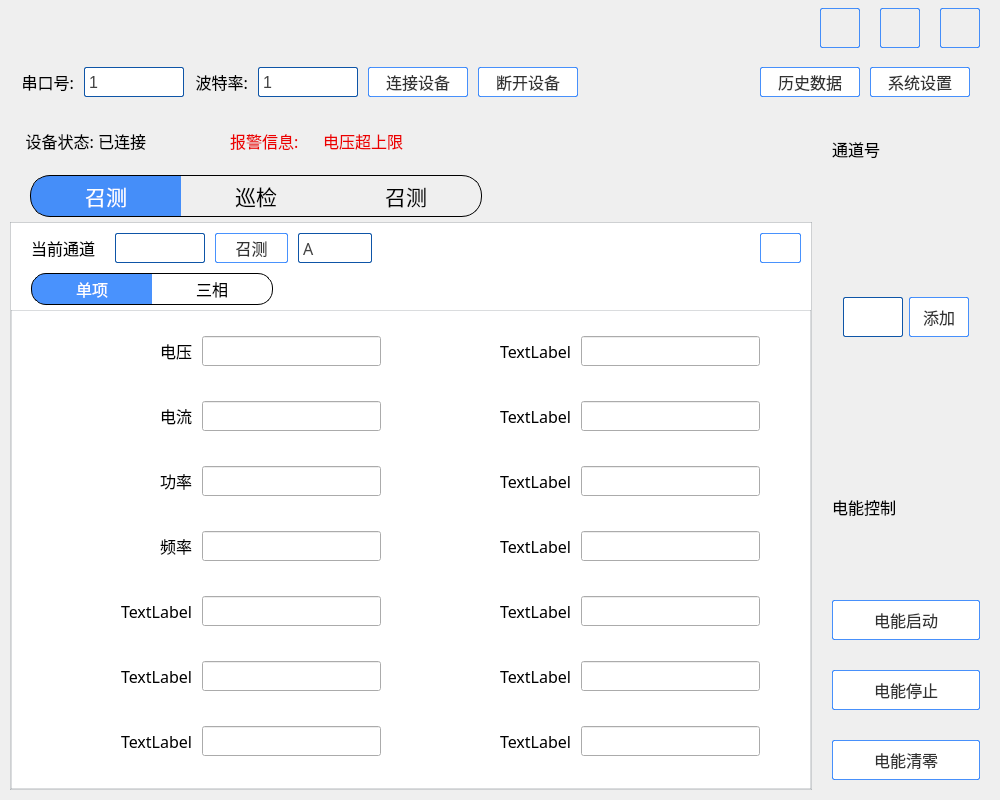
This is electric/mainwindow.ui in NewJerseyBB62/qt as Qt 5 draws it before an edit. The edited form follows.
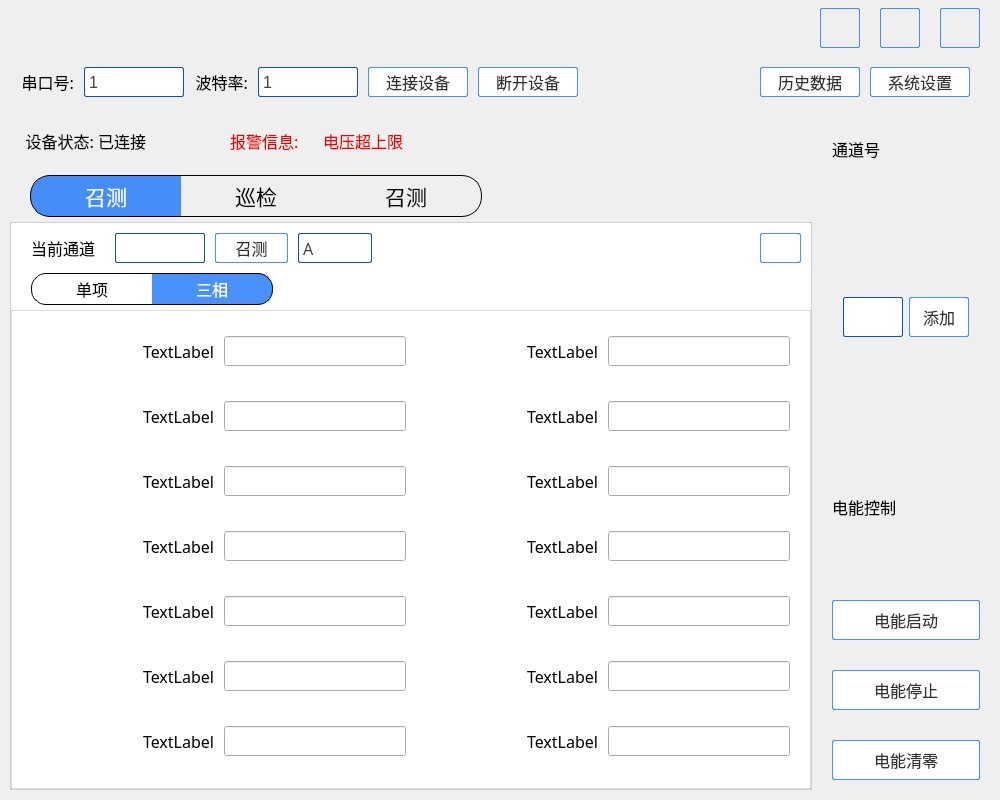
This is the edited form. The open tabs and pages were chosen to show the change. Icons and pictures are not drawn.

Patch:
```diff
--- a/electric/mainwindow.ui
+++ b/electric/mainwindow.ui
@@ -897,7 +897,7 @@
                    <property name="currentIndex">
                     <number>1</number>
                    </property>
-                   <widget class="QWidget" name="tab1">
+                   <widget class="QWidget" name="tab1_1">
                     <property name="font">
                      <font>
                       <family>微软雅黑</family>
@@ -909,15 +909,15 @@
                     <attribute name="title">
                      <string>单项</string>
                     </attribute>
-                    <layout class="QGridLayout" name="gridLayout" columnstretch="1,1,1,1" columnminimumwidth="1,1,1,1">
+                    <layout class="QGridLayout" name="gridLayout" columnstretch="0">
                      <property name="leftMargin">
-                      <number>0</number>
+                      <number>20</number>
                      </property>
                      <property name="topMargin">
                       <number>0</number>
                      </property>
                      <property name="rightMargin">
-                      <number>50</number>
+                      <number>20</number>
                      </property>
                      <property name="bottomMargin">
                       <number>0</number>
@@ -925,527 +925,9 @@
                      <property name="spacing">
                       <number>10</number>
                      </property>
-                     <item row="0" column="0">
-                      <widget class="QLabel" name="label_10">
-                       <property name="minimumSize">
-                        <size>
-                         <width>0</width>
-                         <height>30</height>
-                        </size>
-                       </property>
-                       <property name="font">
-                        <font>
-                         <family>黑体</family>
-                         <pointsize>-1</pointsize>
-                        </font>
-                       </property>
-                       <property name="text">
-                        <string>电压</string>
-                       </property>
-                       <property name="alignment">
-                        <set>Qt::AlignRight|Qt::AlignTrailing|Qt::AlignVCenter</set>
-                       </property>
-                      </widget>
-                     </item>
-                     <item row="0" column="1">
-                      <widget class="QLineEdit" name="lineEdit">
-                       <property name="minimumSize">
-                        <size>
-                         <width>0</width>
-                         <height>30</height>
-                        </size>
-                       </property>
-                       <property name="font">
-                        <font>
-                         <family>黑体</family>
-                        </font>
-                       </property>
-                      </widget>
-                     </item>
-                     <item row="0" column="2">
-                      <widget class="QLabel" name="label_17">
-                       <property name="minimumSize">
-                        <size>
-                         <width>0</width>
-                         <height>30</height>
-                        </size>
-                       </property>
-                       <property name="font">
-                        <font>
-                         <family>黑体</family>
-                         <pointsize>-1</pointsize>
-                        </font>
-                       </property>
-                       <property name="text">
-                        <string>TextLabel</string>
-                       </property>
-                       <property name="alignment">
-                        <set>Qt::AlignRight|Qt::AlignTrailing|Qt::AlignVCenter</set>
-                       </property>
-                      </widget>
-                     </item>
-                     <item row="0" column="3">
-                      <widget class="QLineEdit" name="lineEdit_11">
-                       <property name="minimumSize">
-                        <size>
-                         <width>0</width>
-                         <height>30</height>
-                        </size>
-                       </property>
-                       <property name="font">
-                        <font>
-                         <family>黑体</family>
-                        </font>
-                       </property>
-                      </widget>
-                     </item>
-                     <item row="1" column="0">
-                      <widget class="QLabel" name="label_11">
-                       <property name="minimumSize">
-                        <size>
-                         <width>0</width>
-                         <height>30</height>
-                        </size>
-                       </property>
-                       <property name="font">
-                        <font>
-                         <family>黑体</family>
-                         <pointsize>-1</pointsize>
-                        </font>
-                       </property>
-                       <property name="text">
-                        <string>电流</string>
-                       </property>
-                       <property name="alignment">
-                        <set>Qt::AlignRight|Qt::AlignTrailing|Qt::AlignVCenter</set>
-                       </property>
-                      </widget>
-                     </item>
-                     <item row="1" column="1">
-                      <widget class="QLineEdit" name="lineEdit_2">
-                       <property name="minimumSize">
-                        <size>
-                         <width>0</width>
-                         <height>30</height>
-                        </size>
-                       </property>
-                       <property name="font">
-                        <font>
-                         <family>黑体</family>
-                        </font>
-                       </property>
-                      </widget>
-                     </item>
-                     <item row="1" column="2">
-                      <widget class="QLabel" name="label_20">
-                       <property name="minimumSize">
-                        <size>
-                         <width>0</width>
-                         <height>30</height>
-                        </size>
-                       </property>
-                       <property name="font">
-                        <font>
-                         <family>黑体</family>
-                         <pointsize>-1</pointsize>
-                        </font>
-                       </property>
-                       <property name="text">
-                        <string>TextLabel</string>
-                       </property>
-                       <property name="alignment">
-                        <set>Qt::AlignRight|Qt::AlignTrailing|Qt::AlignVCenter</set>
-                       </property>
-                      </widget>
-                     </item>
-                     <item row="1" column="3">
-                      <widget class="QLineEdit" name="lineEdit_10">
-                       <property name="minimumSize">
-                        <size>
-                         <width>0</width>
-                         <height>30</height>
-                        </size>
-                       </property>
-                       <property name="font">
-                        <font>
-                         <family>黑体</family>
-                        </font>
-                       </property>
-                      </widget>
-                     </item>
-                     <item row="2" column="0">
-                      <widget class="QLabel" name="label_12">
-                       <property name="minimumSize">
-                        <size>
-                         <width>0</width>
-                         <height>30</height>
-                        </size>
-                       </property>
-                       <property name="font">
-                        <font>
-                         <family>黑体</family>
-                         <pointsize>-1</pointsize>
-                        </font>
-                       </property>
-                       <property name="text">
-                        <string>功率</string>
-                       </property>
-                       <property name="alignment">
-                        <set>Qt::AlignRight|Qt::AlignTrailing|Qt::AlignVCenter</set>
-                       </property>
-                      </widget>
-                     </item>
-                     <item row="2" column="1">
-                      <widget class="QLineEdit" name="lineEdit_3">
-                       <property name="minimumSize">
-                        <size>
-                         <width>0</width>
-                         <height>30</height>
-                        </size>
-                       </property>
-                       <property name="font">
-                        <font>
-                         <family>黑体</family>
-                        </font>
-                       </property>
-                      </widget>
-                     </item>
-                     <item row="2" column="2">
-                      <widget class="QLabel" name="label_19">
-                       <property name="minimumSize">
-                        <size>
-                         <width>0</width>
-                         <height>30</height>
-                        </size>
-                       </property>
-                       <property name="font">
-                        <font>
-                         <family>黑体</family>
-                         <pointsize>-1</pointsize>
-                        </font>
-                       </property>
-                       <property name="text">
-                        <string>TextLabel</string>
-                       </property>
-                       <property name="alignment">
-                        <set>Qt::AlignRight|Qt::AlignTrailing|Qt::AlignVCenter</set>
-                       </property>
-                      </widget>
-                     </item>
-                     <item row="2" column="3">
-                      <widget class="QLineEdit" name="lineEdit_13">
-                       <property name="minimumSize">
-                        <size>
-                         <width>0</width>
-                         <height>30</height>
-                        </size>
-                       </property>
-                       <property name="font">
-                        <font>
-                         <family>黑体</family>
-                        </font>
-                       </property>
-                      </widget>
-                     </item>
-                     <item row="3" column="0">
-                      <widget class="QLabel" name="label_13">
-                       <property name="minimumSize">
-                        <size>
-                         <width>0</width>
-                         <height>30</height>
-                        </size>
-                       </property>
-                       <property name="font">
-                        <font>
-                         <family>黑体</family>
-                         <pointsize>-1</pointsize>
-                        </font>
-                       </property>
-                       <property name="text">
-                        <string>频率</string>
-                       </property>
-                       <property name="alignment">
-                        <set>Qt::AlignRight|Qt::AlignTrailing|Qt::AlignVCenter</set>
-                       </property>
-                      </widget>
-                     </item>
-                     <item row="3" column="1">
-                      <widget class="QLineEdit" name="lineEdit_4">
-                       <property name="minimumSize">
-                        <size>
-                         <width>0</width>
-                         <height>30</height>
-                        </size>
-                       </property>
-                       <property name="font">
-                        <font>
-                         <family>黑体</family>
-                        </font>
-                       </property>
-                      </widget>
-                     </item>
-                     <item row="3" column="2">
-                      <widget class="QLabel" name="label_21">
-                       <property name="minimumSize">
-                        <size>
-                         <width>0</width>
-                         <height>30</height>
-                        </size>
-                       </property>
-                       <property name="font">
-                        <font>
-                         <family>黑体</family>
-                         <pointsize>-1</pointsize>
-                        </font>
-                       </property>
-                       <property name="text">
-                        <string>TextLabel</string>
-                       </property>
-                       <property name="alignment">
-                        <set>Qt::AlignRight|Qt::AlignTrailing|Qt::AlignVCenter</set>
-                       </property>
-                      </widget>
-                     </item>
-                     <item row="3" column="3">
-                      <widget class="QLineEdit" name="lineEdit_9">
-                       <property name="minimumSize">
-                        <size>
-                         <width>0</width>
-                         <height>30</height>
-                        </size>
-                       </property>
-                       <property name="font">
-                        <font>
-                         <family>黑体</family>
-                        </font>
-                       </property>
-                      </widget>
-                     </item>
-                     <item row="4" column="0">
-                      <widget class="QLabel" name="label_14">
-                       <property name="minimumSize">
-                        <size>
-                         <width>0</width>
-                         <height>30</height>
-                        </size>
-                       </property>
-                       <property name="font">
-                        <font>
-                         <family>黑体</family>
-                         <pointsize>-1</pointsize>
-                        </font>
-                       </property>
-                       <property name="text">
-                        <string>TextLabel</string>
-                       </property>
-                       <property name="alignment">
-                        <set>Qt::AlignRight|Qt::AlignTrailing|Qt::AlignVCenter</set>
-                       </property>
-                      </widget>
-                     </item>
-                     <item row="4" column="1">
-                      <widget class="QLineEdit" name="lineEdit_5">
-                       <property name="minimumSize">
-                        <size>
-                         <width>0</width>
-                         <height>30</height>
-                        </size>
-                       </property>
-                       <property name="font">
-                        <font>
-                         <family>黑体</family>
-                        </font>
-                       </property>
-                      </widget>
-                     </item>
-                     <item row="4" column="2">
-                      <widget class="QLabel" name="label_23">
-                       <property name="minimumSize">
-                        <size>
-                         <width>0</width>
-                         <height>30</height>
-                        </size>
-                       </property>
-                       <property name="font">
-                        <font>
-                         <family>黑体</family>
-                         <pointsize>-1</pointsize>
-                        </font>
-                       </property>
-                       <property name="text">
-                        <string>TextLabel</string>
-                       </property>
-                       <property name="alignment">
-                        <set>Qt::AlignRight|Qt::AlignTrailing|Qt::AlignVCenter</set>
-                       </property>
-                      </widget>
-                     </item>
-                     <item row="4" column="3">
-                      <widget class="QLineEdit" name="lineEdit_14">
-                       <property name="minimumSize">
-                        <size>
-                         <width>0</width>
-                         <height>30</height>
-                        </size>
-                       </property>
-                       <property name="font">
-                        <font>
-                         <family>黑体</family>
-                        </font>
-                       </property>
-                      </widget>
-                     </item>
-                     <item row="5" column="0">
-                      <widget class="QLabel" name="label_15">
-                       <property name="minimumSize">
-                        <size>
-                         <width>0</width>
-                         <height>30</height>
-                        </size>
-                       </property>
-                       <property name="font">
-                        <font>
-                         <family>黑体</family>
-                         <pointsize>-1</pointsize>
-                        </font>
-                       </property>
-                       <property name="text">
-                        <string>TextLabel</string>
-                       </property>
-                       <property name="alignment">
-                        <set>Qt::AlignRight|Qt::AlignTrailing|Qt::AlignVCenter</set>
-                       </property>
-                      </widget>
-                     </item>
-                     <item row="5" column="1">
-                      <widget class="QLineEdit" name="lineEdit_6">
-                       <property name="minimumSize">
-                        <size>
-                         <width>0</width>
-                         <height>30</height>
-                        </size>
-                       </property>
-                       <property name="font">
-                        <font>
-                         <family>黑体</family>
-                        </font>
-                       </property>
-                      </widget>
-                     </item>
-                     <item row="5" column="2">
-                      <widget class="QLabel" name="label_18">
-                       <property name="minimumSize">
-                        <size>
-                         <width>0</width>
-                         <height>30</height>
-                        </size>
-                       </property>
-                       <property name="font">
-                        <font>
-                         <family>黑体</family>
-                         <pointsize>-1</pointsize>
-                        </font>
-                       </property>
-                       <property name="text">
-                        <string>TextLabel</string>
-                       </property>
-                       <property name="alignment">
-                        <set>Qt::AlignRight|Qt::AlignTrailing|Qt::AlignVCenter</set>
-                       </property>
-                      </widget>
-                     </item>
-                     <item row="5" column="3">
-                      <widget class="QLineEdit" name="lineEdit_12">
-                       <property name="minimumSize">
-                        <size>
-                         <width>0</width>
-                         <height>30</height>
-                        </size>
-                       </property>
-                       <property name="font">
-                        <font>
-                         <family>黑体</family>
-                        </font>
-                       </property>
-                      </widget>
-                     </item>
-                     <item row="6" column="0">
-                      <widget class="QLabel" name="label_16">
-                       <property name="minimumSize">
-                        <size>
-                         <width>0</width>
-                         <height>30</height>
-                        </size>
-                       </property>
-                       <property name="font">
-                        <font>
-                         <family>黑体</family>
-                         <pointsize>-1</pointsize>
-                        </font>
-                       </property>
-                       <property name="text">
-                        <string>TextLabel</string>
-                       </property>
-                       <property name="alignment">
-                        <set>Qt::AlignRight|Qt::AlignTrailing|Qt::AlignVCenter</set>
-                       </property>
-                      </widget>
-                     </item>
-                     <item row="6" column="1">
-                      <widget class="QLineEdit" name="lineEdit_7">
-                       <property name="minimumSize">
-                        <size>
-                         <width>0</width>
-                         <height>30</height>
-                        </size>
-                       </property>
-                       <property name="font">
-                        <font>
-                         <family>黑体</family>
-                        </font>
-                       </property>
-                      </widget>
-                     </item>
-                     <item row="6" column="2">
-                      <widget class="QLabel" name="label_22">
-                       <property name="minimumSize">
-                        <size>
-                         <width>0</width>
-                         <height>30</height>
-                        </size>
-                       </property>
-                       <property name="font">
-                        <font>
-                         <family>黑体</family>
-                         <pointsize>-1</pointsize>
-                        </font>
-                       </property>
-                       <property name="text">
-                        <string>TextLabel</string>
-                       </property>
-                       <property name="alignment">
-                        <set>Qt::AlignRight|Qt::AlignTrailing|Qt::AlignVCenter</set>
-                       </property>
-                      </widget>
-                     </item>
-                     <item row="6" column="3">
-                      <widget class="QLineEdit" name="lineEdit_8">
-                       <property name="minimumSize">
-                        <size>
-                         <width>0</width>
-                         <height>30</height>
-                        </size>
-                       </property>
-                       <property name="font">
-                        <font>
-                         <family>黑体</family>
-                        </font>
-                       </property>
-                      </widget>
-                     </item>
                     </layout>
                    </widget>
-                   <widget class="QWidget" name="tab2">
+                   <widget class="QWidget" name="tab1_2">
                     <property name="font">
                      <font>
                       <family>微软雅黑</family>
@@ -1456,13 +938,13 @@
                     </attribute>
                     <layout class="QGridLayout" name="gridLayout_2" columnstretch="1,1,1,1">
                      <property name="leftMargin">
-                      <number>0</number>
+                      <number>20</number>
                      </property>
                      <property name="topMargin">
                       <number>0</number>
                      </property>
                      <property name="rightMargin">
-                      <number>50</number>
+                      <number>20</number>
                      </property>
                      <property name="bottomMargin">
                       <number>0</number>
```
Left out of the diff: 2 changed lines with no effect on the pictures.
